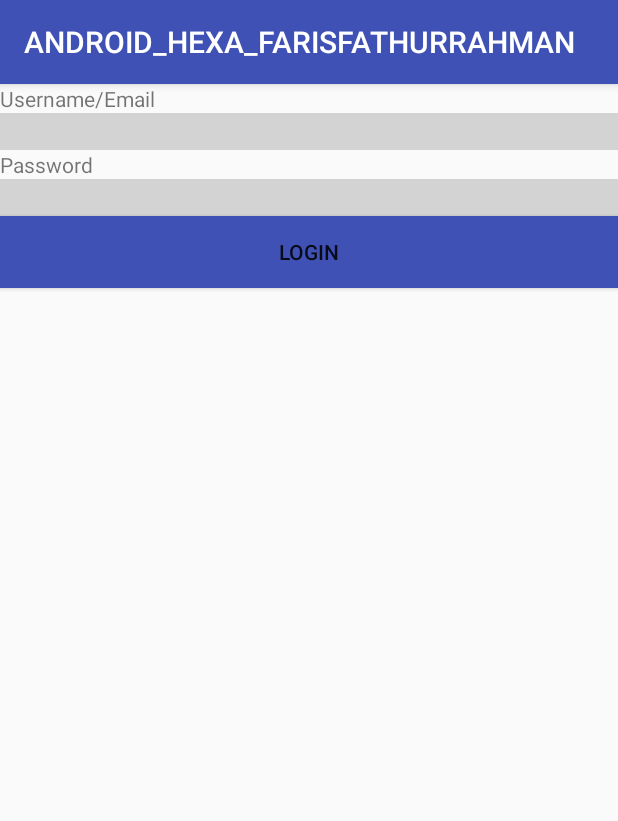
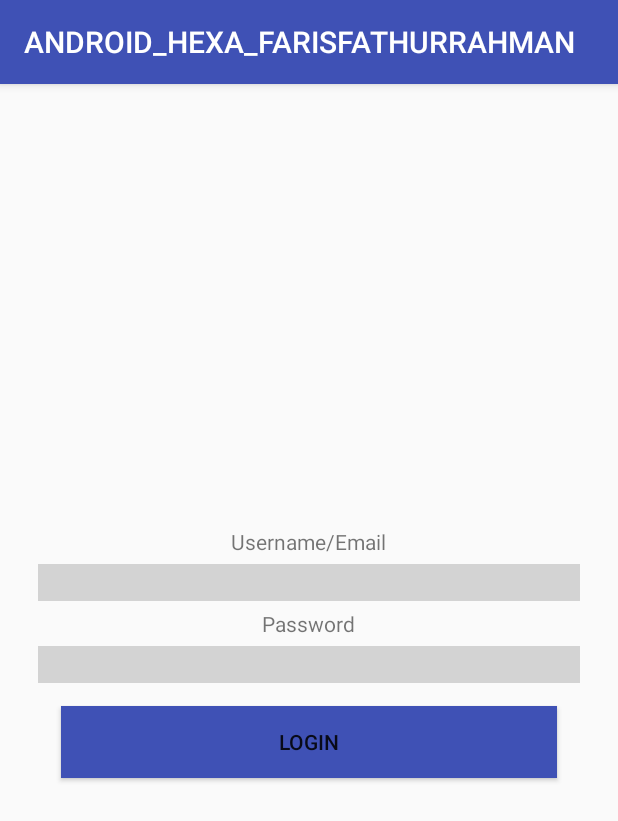
Before and after one commit to frsfth25/ANDROID_HEXA_FARISFATHURRAHMAN, an Android app: the screen it shows after launch (MainActivity), on a phone screen of 412 x 824 dp. Shown: the top 821 px of the screen. Run offline under Robolectric (Android 15) with nearby library versions, the phone set to English and light mode, and no system bars.

Commit message:
8th commit: minor cleanups for Login and Profile
- added permission to check network state
- added method to check internet connection and implementation
- some design beautification

```diff
--- a/app/src/main/AndroidManifest.xml
+++ b/app/src/main/AndroidManifest.xml
@@ -2,6 +2,7 @@
 <manifest xmlns:android="http://schemas.android.com/apk/res/android"
     package="com.example.farisfathurrahman25.android_hexa_farisfathurrahman">
 
+    <uses-permission android:name="android.permission.ACCESS_NETWORK_STATE" />
     <uses-permission android:name="android.permission.INTERNET" />
 
     <application
--- a/app/src/main/res/layout/activity_main.xml
+++ b/app/src/main/res/layout/activity_main.xml
@@ -5,12 +5,15 @@
     android:layout_width="match_parent"
     android:layout_height="match_parent"
     android:orientation="vertical"
+    android:gravity="center"
+    android:padding="25dp"
     tools:context=".MainActivity">
 
     <TextView
         android:layout_width="wrap_content"
         android:layout_height="wrap_content"
-        android:text="Username/Email"/>
+        android:text="Username/Email"
+        android:padding="5dp"/>
 
     <EditText
         android:id="@+id/editTextUsername"
@@ -21,7 +24,8 @@
     <TextView
         android:layout_width="wrap_content"
         android:layout_height="wrap_content"
-        android:text="Password"/>
+        android:text="Password"
+        android:padding="5dp"/>
 
 
     <EditText
@@ -37,11 +41,7 @@
         android:layout_height="wrap_content"
         android:text="LOGIN"
         android:background="@color/colorPrimary"
-        android:onClick="doLogin"/>
-
-    <TextView
-        android:id="@+id/tv_error"
-        android:layout_width="match_parent"
-        android:layout_height="wrap_content" />
+        android:onClick="doLogin"
+        android:layout_margin="15dp"/>
 
 </LinearLayout>
```
Also changed, not shown: app/src/main/java/com/example/farisfathurrahman25/android_hexa_farisfathurrahman/Main2Activity.java (+20 -14 lines), app/src/main/java/com/example/farisfathurrahman25/android_hexa_farisfathurrahman/MainActivity.java (+21 -12 lines), app/src/main/res/layout/item_view.xml (+12 -7 lines).
